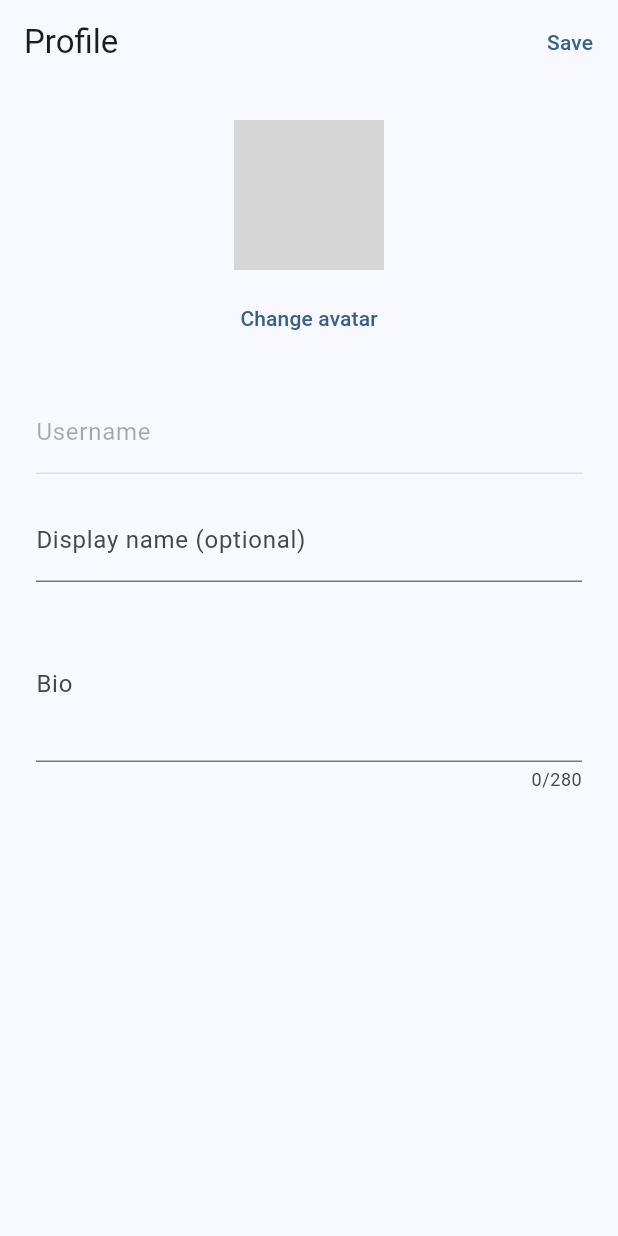
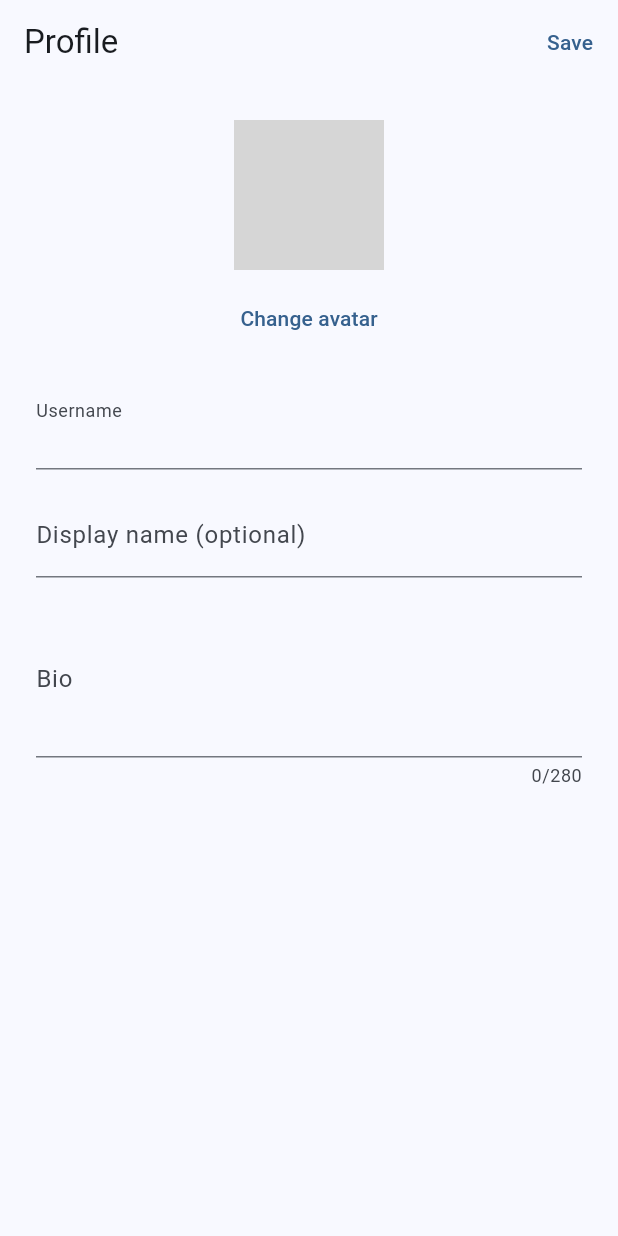
Before and after one commit to ruslanbay2022/vibecall, a Flutter app: the ProfileScreen screen opened by its route, on a phone screen of 412 x 824 dp. Run offline on Flutter 3.47's test engine with Material 3 defaults, Android fonts, the light colour scheme and no system bars; drawn by our look-alikes of sentry_flutter; our stand-ins replace cached_network_image, flutter_riverpod, go_router, image_picker, riverpod_annotation, supabase_flutter; accounts and stored records are empty; generated files the repository leaves out were written again; network calls fail; grey boxes are pictures that could not be loaded.

Commit message:
fix(client): PR #21 review fixes
- profile_screen.dart: read-only username via InputDecorator+Text instead of TextEditingController in build
- home_placeholder_screen.dart: onTap profile → await context.push('/profile') then _loadAvatarUrl(); always show CircleAvatar (Icons.person fallback)

Verification:
- flutter analyze: No issues found!
- flutter test: All 10 tests passed!

```diff
--- a/client/lib/features/profile/presentation/screens/profile_screen.dart
+++ b/client/lib/features/profile/presentation/screens/profile_screen.dart
@@ -172,10 +172,9 @@ class _ProfileScreenState extends ConsumerState<ProfileScreen> {
                 ),
               ),
               const SizedBox(height: 24),
-              TextFormField(
-                controller: TextEditingController(text: _username),
-                enabled: false,
+              InputDecorator(
                 decoration: InputDecoration(labelText: l10n.usernameLabel),
+                child: Text(_username ?? ''),
               ),
               const SizedBox(height: 16),
               TextFormField(
```
Also changed, not shown: client/lib/features/home/presentation/home_placeholder_screen.dart (+13 -3 lines).
